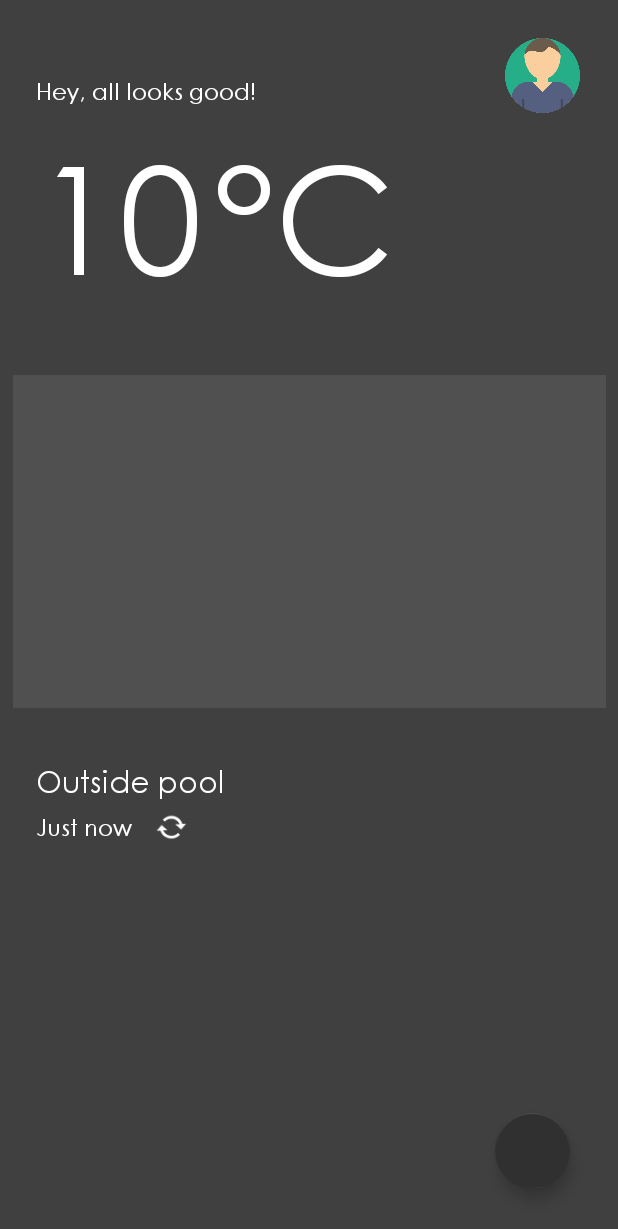
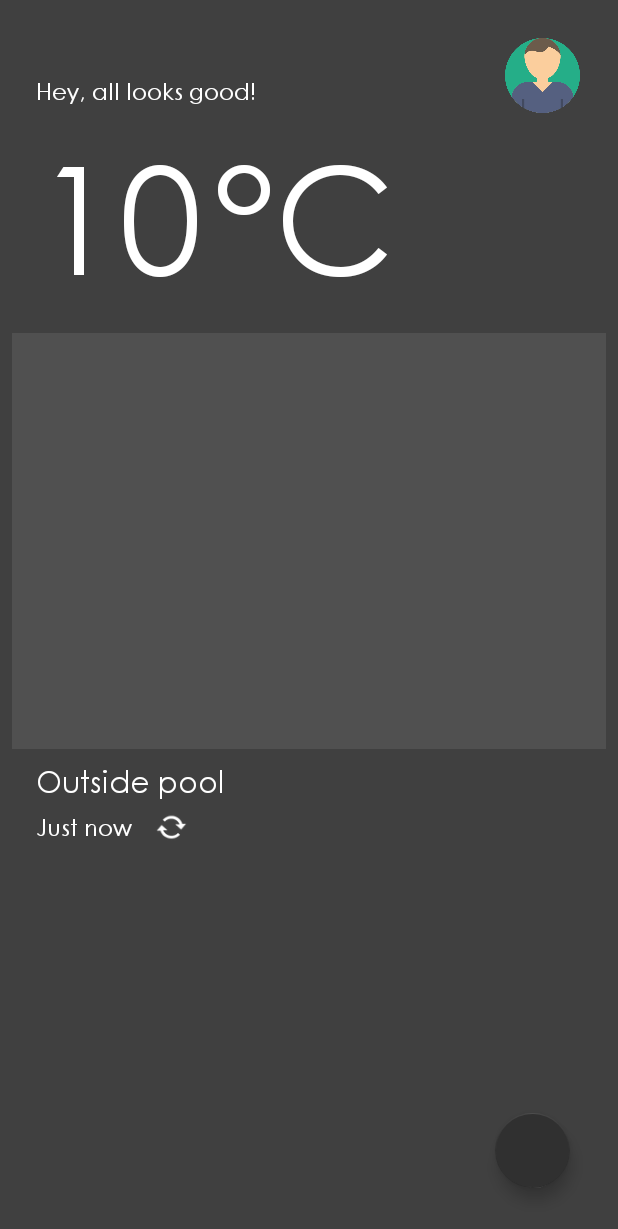
Before and after one commit to Founasek-ufo/AppOld, an Android app: the screen it shows after launch (MainActivity), on a phone screen of 412 x 824 dp. Shown: the top 1229 px of the screen. Run offline under Robolectric (Android 15) with nearby library versions, the phone set to English and light mode, and no system bars.

Commit message:
- Bugs after Merge v.2

```diff
--- a/app/src/main/res/layout/activity_main.xml
+++ b/app/src/main/res/layout/activity_main.xml
@@ -9,14 +9,12 @@
         tools:context=".MainActivity">
 
     <FrameLayout
-            android:layout_width="395dp"
-            android:layout_height="222dp"
             android:backgroundTint="@color/graphBackground" app:layout_constraintEnd_toEndOf="parent"
             android:layout_marginEnd="8dp"
             android:layout_marginBottom="8dp" app:layout_constraintBottom_toTopOf="@+id/position_text"
             app:layout_constraintStart_toStartOf="parent" android:layout_marginStart="8dp"
             android:layout_marginTop="8dp" app:layout_constraintTop_toBottomOf="@+id/sensor_temperature"
-            android:background="#FFFFFF">
+            android:background="#FFFFFF" android:layout_height="0dp" android:layout_width="0dp">
 
     </FrameLayout>
     <ImageView
```
